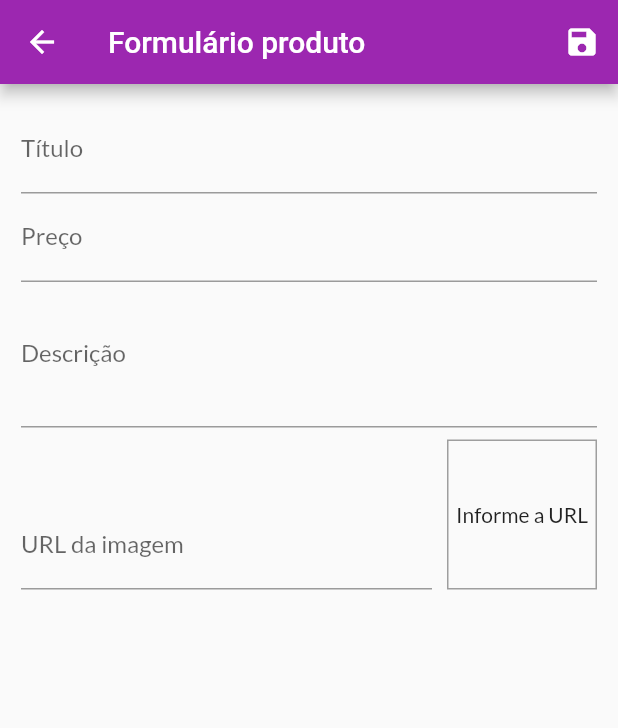
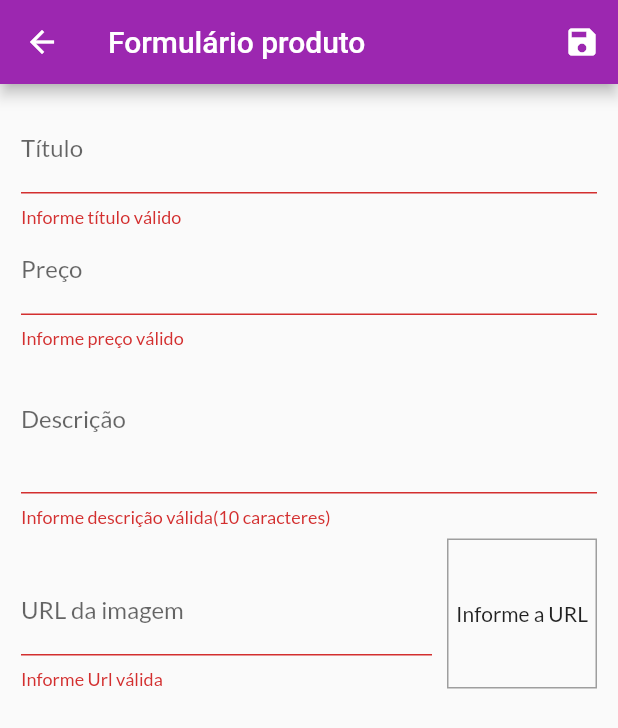
Before and after one commit to hansmboron/loja, a Flutter app: the ProductFormScreen screen opened by its route, after a tap on the "save" icon, on a phone screen of 412 x 824 dp. Shown: the top 728 px of the screen. Run offline on Flutter 3.47's test engine with Material 2 defaults, Android fonts, the phone set to English and light mode, and no system bars; our stand-ins replace cached_network_image, google_fonts; network calls fail.

Commit message:
editar e deletar produtos

```diff
--- a/lib/pages/product_form_screen.dart
+++ b/lib/pages/product_form_screen.dart
@@ -1,7 +1,7 @@
-import 'dart:math';
-
 import 'package:flutter/material.dart';
+import 'package:provider/provider.dart';
 import 'package:shop/providers/product.dart';
+import 'package:shop/providers/products.dart';
 
 class ProductFormScreen extends StatefulWidget {
   @override
@@ -19,22 +19,71 @@ class _ProductFormScreenState extends State<ProductFormScreen> {
   @override
   void initState() {
     super.initState();
-    _imageUrlFocusNode.addListener(_updateImageUrl);
+    _imageUrlFocusNode.addListener(_updateImage);
   }
 
-  void _updateImageUrl() {
-    setState(() {});
+  @override
+  void didChangeDependencies() {
+    super.didChangeDependencies();
+    if (_formData.isEmpty) {
+      final product = ModalRoute.of(context).settings.arguments as Product;
+      if (product != null) {
+        _formData['id'] = product.id;
+        _formData['title'] = product.title;
+        _formData['description'] = product.description;
+        _formData['price'] = product.price.toStringAsFixed(2);
+        _formData['imageUrl'] = product.imageUrl;
+        _imageUrlController.text = _formData['imageUrl'];
+      } else {
+        _formData['price'] = '';
+      }
+    }
+  }
+
+  void _updateImage() {
+    if (isValidImgUrl(_imageUrlController.text)) {
+      setState(() {});
+    }
   }
 
   void _saveForm() {
+    bool isValid = _form.currentState.validate();
+    if (!isValid) {
+      return;
+    }
+
     _form.currentState.save();
-    final newProduct = Product(
-      id: Random().nextDouble().toString(),
+    final product = Product(
+      id: _formData['id'],
       title: _formData['title'],
       price: _formData['price'],
       description: _formData['description'],
       imageUrl: _formData['imageUrl'],
     );
+
+    final products = Provider.of<Products>(context, listen: false);
+    if (_formData['id'] == null) {
+      products.addProduct(product);
+    } else {
+      products.updateProduct(product);
+    }
+    Navigator.of(context).pop();
+  }
+
+  bool isValidImgUrl(String url) {
+    bool startsWithHttp = url.toLowerCase().startsWith('http://');
+    bool startsWithHttps = url.toLowerCase().startsWith('https://');
+    bool endsWithPng = url.toLowerCase().endsWith('.png');
+    bool endsWithJpg = url.toLowerCase().endsWith('.jpg');
+    bool endsWithJpeg = url.toLowerCase().endsWith('.jpeg');
+    bool endsWithGif = url.toLowerCase().endsWith('.gif');
+
+    return (startsWithHttp ||
+        startsWithHttps && endsWithGif ||
+        endsWithJpeg ||
+        endsWithJpg ||
+        endsWithGif ||
+        endsWithPng);
   }
 
   @override
@@ -42,7 +91,7 @@ class _ProductFormScreenState extends State<ProductFormScreen> {
     super.dispose();
     _priceFocusNode.dispose();
     _descriptionFocusNode.dispose();
-    _imageUrlFocusNode.removeListener(_updateImageUrl);
+    _imageUrlFocusNode.removeListener(_updateImage);
     _imageUrlFocusNode.dispose();
   }
 
@@ -67,14 +116,26 @@ class _ProductFormScreenState extends State<ProductFormScreen> {
           child: ListView(
             children: <Widget>[
               TextFormField(
+                initialValue: _formData['title'],
                 decoration: InputDecoration(labelText: "Título"),
                 textInputAction: TextInputAction.next,
                 onFieldSubmitted: (_) {
                   FocusScope.of(context).requestFocus(_priceFocusNode);
                 },
                 onSaved: (value) => _formData['title'] = value,
+                validator: (value) {
+                  bool empty = value.trim().isEmpty;
+                  bool invalid = value.trim().length < 2;
+
+                  if (empty || invalid) {
+                    return 'Informe título válido';
+                  } else {
+                    return null;
+                  }
+                },
               ),
               TextFormField(
+                initialValue: _formData['price'].toString(),
                 decoration: InputDecoration(labelText: "Preço"),
                 textInputAction: TextInputAction.next,
                 keyboardType: TextInputType.numberWithOptions(
@@ -85,14 +146,39 @@ class _ProductFormScreenState extends State<ProductFormScreen> {
                   FocusScope.of(context).requestFocus(_descriptionFocusNode);
                 },
                 onSaved: (value) => _formData['price'] = double.parse(value),
+                validator: (value) {
+                  bool empty = value.trim().isEmpty;
+                  var newPrice = double.tryParse(value);
+                  bool invalid = newPrice == null || newPrice <= 0;
+
+                  if (empty || invalid) {
+                    return 'Informe preço válido';
+                  } else {
+                    return null;
+                  }
+                },
               ),
               TextFormField(
+                initialValue: _formData['description'],
                 decoration: InputDecoration(labelText: "Descrição"),
                 textInputAction: TextInputAction.next,
                 maxLines: 3,
                 keyboardType: TextInputType.multiline,
                 focusNode: _descriptionFocusNode,
+                onFieldSubmitted: (_) {
+                  FocusScope.of(context).requestFocus(_imageUrlFocusNode);
+                },
                 onSaved: (value) => _formData['description'] = value,
+                validator: (value) {
+                  bool empty = value.trim().isEmpty;
+                  bool invalid = value.trim().length < 10;
+
+                  if (empty || invalid) {
+                    return 'Informe descrição válida(10 caracteres)';
+                  } else {
+                    return null;
+                  }
+                },
               ),
               Row(
                 crossAxisAlignment: CrossAxisAlignment.end,
@@ -108,6 +194,16 @@ class _ProductFormScreenState extends State<ProductFormScreen> {
                         _saveForm();
                       },
                       onSaved: (value) => _formData['imageUrl'] = value,
+                      validator: (value) {
+                        bool empty = value.trim().isEmpty;
+                        bool invalid = !isValidImgUrl(value);
+
+                        if (empty || invalid) {
+                          return 'Informe Url válida';
+                        } else {
+                          return null;
+                        }
+                      },
                     ),
                   ),
                   Container(
@@ -125,7 +221,7 @@ class _ProductFormScreenState extends State<ProductFormScreen> {
                         ? Text("Informe a URL")
                         : FittedBox(
                             child: Image.network(_imageUrlController.text),
-                            fit: BoxFit.cover,
+                            fit: BoxFit.fill,
                           ),
                   ),
                 ],
--- a/lib/providers/product.dart
+++ b/lib/providers/product.dart
@@ -9,7 +9,7 @@ class Product with ChangeNotifier {
   bool isFavorite;
 
   Product({
-    @required this.id,
+    this.id,
     @required this.title,
     @required this.description,
     @required this.price,
```
Also changed, not shown: lib/components/product_item.dart (+34 -2 lines), lib/providers/products.dart (+30 -2 lines).
